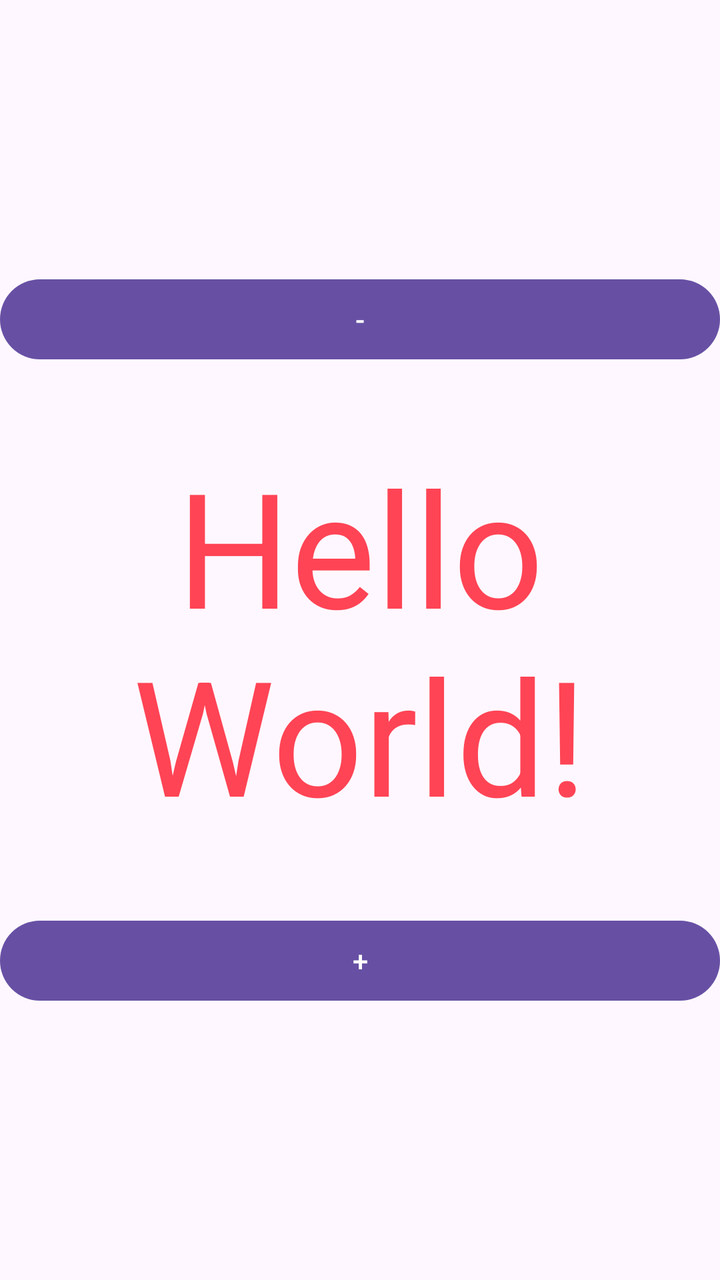
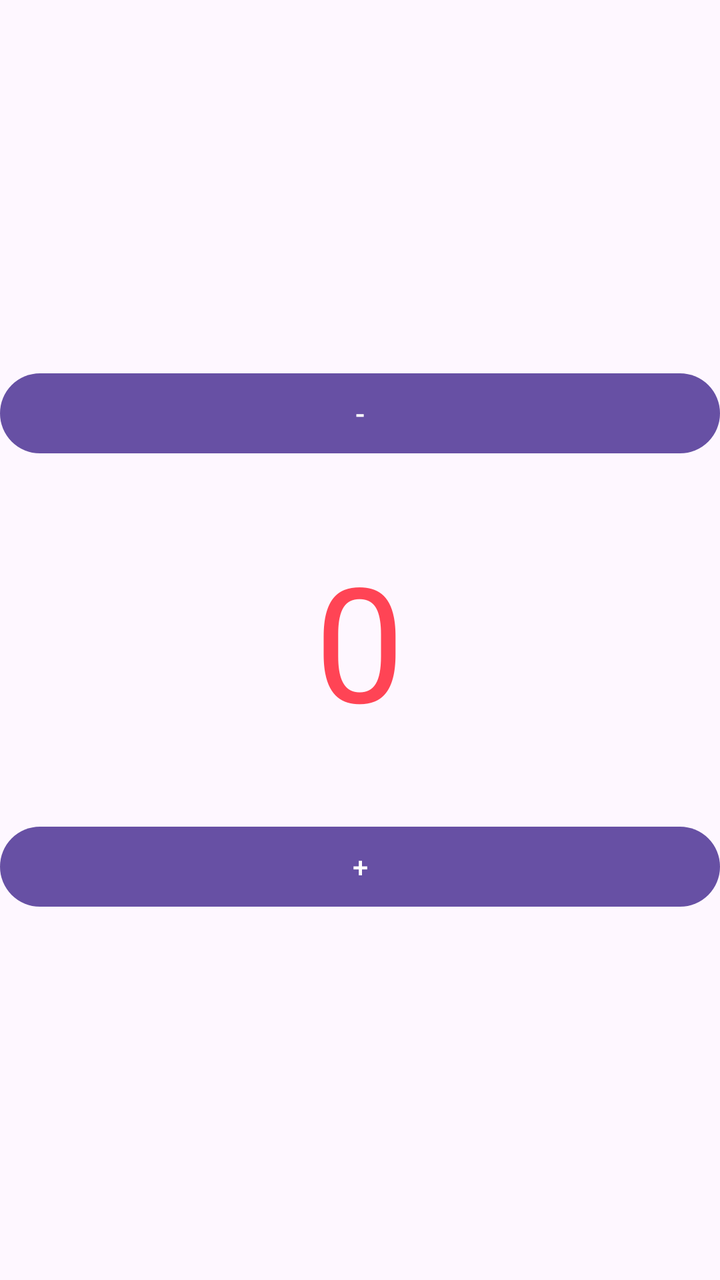

Before-and-after screenshots of an Android layout around one commit, followed by the original layout XML and the change that was made.
<!-- AndroidManifest.xml: application theme Theme.Cykl_zycia -->
<!-- res/layout/activity_main.xml -->
<?xml version="1.0" encoding="utf-8"?>
<LinearLayout xmlns:android="http://schemas.android.com/apk/res/android"
    xmlns:app="http://schemas.android.com/apk/res-auto"
    xmlns:tools="http://schemas.android.com/tools"
    android:id="@+id/main"
    android:layout_width="match_parent"
    android:layout_height="match_parent"
    android:orientation="vertical"
    tools:context=".MainActivity"
    android:layout_gravity="center"
    android:gravity="center"
    >
    <Button
        android:id="@+id/button"
        android:layout_width="match_parent"
        android:layout_height="wrap_content"
        android:text="-"
        android:layout_gravity="center"
        android:gravity="center"

        />

    <TextView
        android:id="@+id/textvievpunkty"
        android:layout_width="wrap_content"
        android:layout_height="wrap_content"
        android:text="Hello World!"
        android:textSize="80sp"
        android:layout_margin="20dp"
        android:padding="16dp"
        android:textColor="#FF4455"
        android:layout_gravity="center"
        android:gravity="center"
/>


    <Button
        android:id="@+id/button2"
        android:layout_width="match_parent"
        android:layout_height="wrap_content"
        android:text="+"
        android:layout_gravity="center"
        android:gravity="center"

        />

</LinearLayout>
<!-- resources referenced by this layout -->
<resources>
  <style name="Theme.Cykl_zycia" parent="Base.Theme.Cykl_zycia" />
  <style name="Base.Theme.Cykl_zycia" parent="Theme.Material3.DayNight.NoActionBar">
          
          
      </style>
</resources>

<!-- the commit's change to res/layout/activity_main.xml (unified diff, before → after) -->
@@ -24,7 +24,7 @@
         android:id="@+id/textvievpunkty"
         android:layout_width="wrap_content"
         android:layout_height="wrap_content"
-        android:text="Hello World!"
+        android:text="0"
         android:textSize="80sp"
         android:layout_margin="20dp"
         android:padding="16dp"
